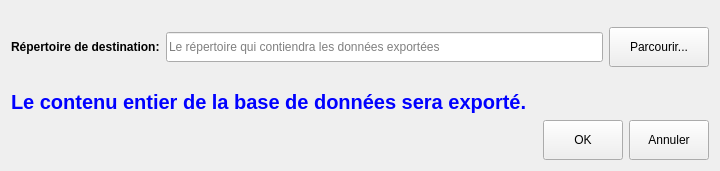
Qt form python/resources/ui/ExportCSV.ui (introlab/OpenIMU) before a commit.
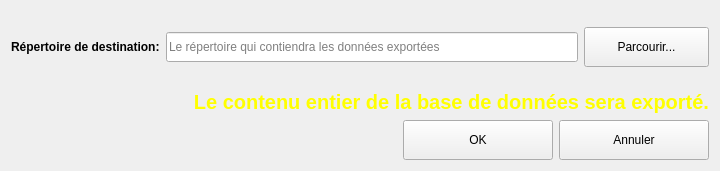
The same form after that commit.

Patch:
```diff
--- a/python/resources/ui/ExportCSV.ui
+++ b/python/resources/ui/ExportCSV.ui
@@ -14,7 +14,7 @@
    <string>Exporter les données en CSV</string>
   </property>
   <property name="styleSheet">
-   <string notr="true">QLabel#label_2{color:blue;}</string>
+   <string notr="true">QLabel#label_2{color:yellow;}</string>
   </property>
   <layout class="QVBoxLayout" name="verticalLayout">
    <item>
@@ -69,7 +69,7 @@
         <widget class="QPushButton" name="dirButton">
          <property name="minimumSize">
           <size>
-           <width>100</width>
+           <width>125</width>
            <height>40</height>
           </size>
          </property>
@@ -109,6 +109,9 @@
      <property name="text">
       <string>Le contenu entier de la base de données sera exporté.</string>
      </property>
+     <property name="alignment">
+      <set>Qt::AlignRight|Qt::AlignTrailing|Qt::AlignVCenter</set>
+     </property>
     </widget>
    </item>
    <item>
@@ -133,7 +136,7 @@
       <widget class="QPushButton" name="btnOK">
        <property name="minimumSize">
         <size>
-         <width>0</width>
+         <width>150</width>
          <height>40</height>
         </size>
        </property>
@@ -152,7 +155,7 @@
       <widget class="QPushButton" name="btnCancel">
        <property name="minimumSize">
         <size>
-         <width>0</width>
+         <width>150</width>
          <height>40</height>
         </size>
        </property>
```
